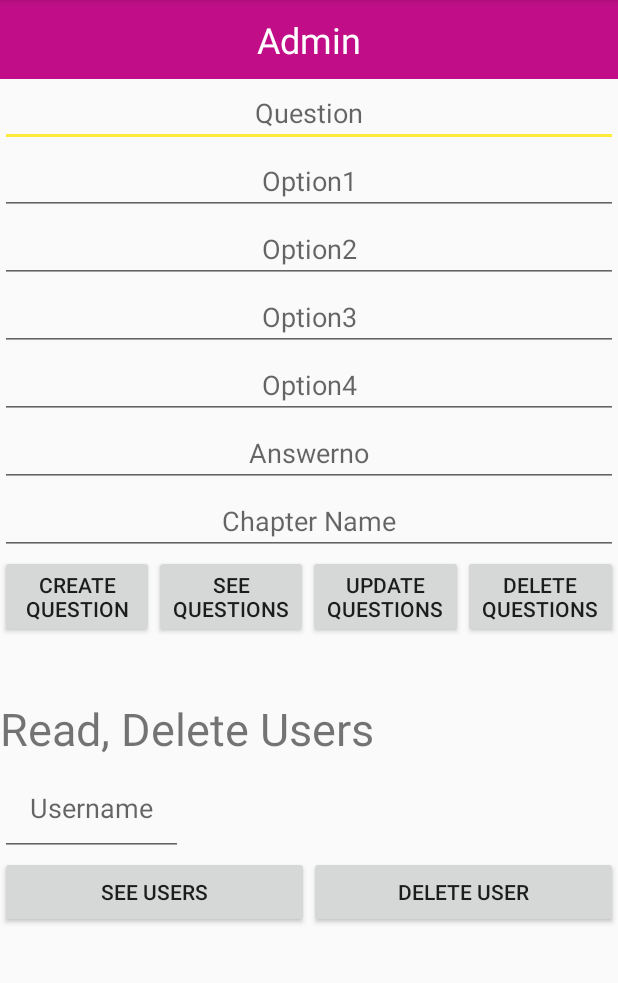
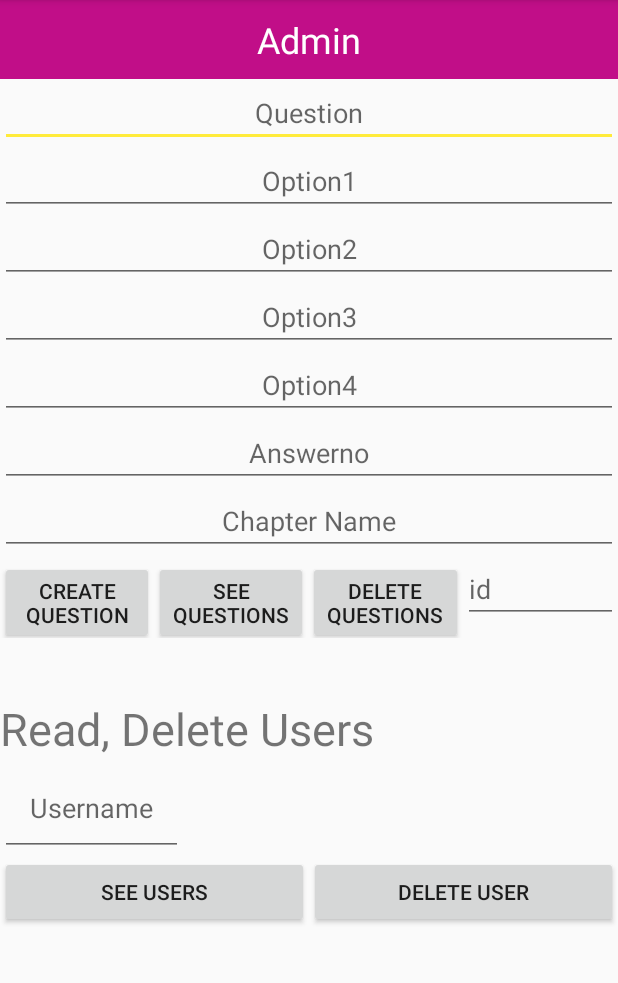
Before and after one commit to tanvirgeek/Quiz-App-Android, an Android app: the AdminActivity screen opened directly, with no data from a screen before it, after a tap on "CREATE QUESTION", on a phone screen of 412 x 824 dp, the part 84-1067 px from its top. Run offline under Robolectric (Android 15) with nearby library versions, the phone set to English and light mode, and no system bars.

Commit message:
Question CRD working, Nullexeption Error fixed, N/A edittext fixed. Proud

```diff
--- a/app/src/main/java/com/tanvirgeek/quizeexamapp/AdminActivity.java
+++ b/app/src/main/java/com/tanvirgeek/quizeexamapp/AdminActivity.java
@@ -14,7 +14,7 @@ import java.util.ArrayList;
 public class AdminActivity extends AppCompatActivity {
     Button btnCreateQuestion, btnReadQuestion, btnDeleteQuestion;
     EditText editTextQuestion, editTextOption1, editTextOption2, editTextOption3, editTextOption4,
-        editTextAnswerNo,editTextChapterNo;
+        editTextAnswerNo,editTextChapterNo, editTextDeleteId;
     QuizDbHelper db;
 
     @Override
@@ -31,6 +31,7 @@ public class AdminActivity extends AppCompatActivity {
         editTextOption4 = findViewById(R.id.editTextOption4);
         editTextAnswerNo = findViewById(R.id.editTextAnswerNo);
         editTextChapterNo = findViewById(R.id.editTextChapterNo);
+        editTextDeleteId = findViewById(R.id.deteleId);
         db = new QuizDbHelper(this);
 
         btnCreateQuestion.setOnClickListener(new View.OnClickListener() {
@@ -41,10 +42,20 @@ public class AdminActivity extends AppCompatActivity {
                 String option2 = editTextOption2.getText().toString();
                 String option3 = editTextOption3.getText().toString();
                 String option4 = editTextOption4.getText().toString();
-                Integer answerNo = Integer.parseInt(editTextAnswerNo.getText().toString());
-                String chapterName = editTextAnswerNo.getText().toString();
-                if( question != "" && option1 != "" && option2 != "" && option3 != "" && option4 != "" && answerNo!= null && chapterName != ""){
-                    Question q = new Question(question,option1,option2,option3,option4,answerNo,chapterName);
+                int answerNo =  0;
+                String regex = "[0-9]+";
+                if (!editTextAnswerNo.getText().toString().matches(regex)){
+                    answerNo =0;
+                }else {
+                    answerNo = Integer.parseInt(editTextAnswerNo.getText().toString());
+                }
+                String chapterName = editTextChapterNo.getText().toString();
+                if(!question.equalsIgnoreCase("") && !option1.equalsIgnoreCase("") &&
+                        !option2.equalsIgnoreCase("") && !option3.equalsIgnoreCase("") &&
+                        !option4.equalsIgnoreCase("") && answerNo != 0 && !chapterName.equalsIgnoreCase("")
+                ){
+                Question q = new Question(question,option1,option2,option3,option4,answerNo,chapterName);
+                    //Question q2 = new Question()
                     db.addQuestion(q);
                     Toast.makeText(AdminActivity.this,"Question Added", Toast.LENGTH_SHORT).show();
                 }else{
@@ -53,6 +64,7 @@ public class AdminActivity extends AppCompatActivity {
 
             }
         });
+
         btnReadQuestion.setOnClickListener(new View.OnClickListener() {
             @Override
             public void onClick(View v) {
@@ -62,6 +74,7 @@ public class AdminActivity extends AppCompatActivity {
                }else {
                    StringBuffer buffer = new StringBuffer();
                    for (Question q: allQuestions) {
+                       buffer.append("Id : " + q.getId() + "\n" );
                        buffer.append("Question : " + q.getQuestion() + "\n" );
                        buffer.append("Option1:  " + q.getOption1() + "\n");
                        buffer.append("Option2:  " + q.getOption2() + "\n");
@@ -82,7 +95,12 @@ public class AdminActivity extends AppCompatActivity {
         btnDeleteQuestion.setOnClickListener(new View.OnClickListener() {
             @Override
             public void onClick(View v) {
-
+                Integer deleteRows = db.deleteData(editTextDeleteId.getText().toString());
+                if(deleteRows > 0){
+                    Toast.makeText(AdminActivity.this,"Data Deleted",Toast.LENGTH_SHORT).show();
+                }else{
+                    Toast.makeText(AdminActivity.this,"Data Not Deleted",Toast.LENGTH_SHORT).show();
+                }
             }
         });
     }
--- a/app/src/main/java/com/tanvirgeek/quizeexamapp/login.java
+++ b/app/src/main/java/com/tanvirgeek/quizeexamapp/login.java
@@ -11,8 +11,8 @@ import android.widget.Toast;
 
 public class login extends AppCompatActivity {
 
-    private final String ADMIN_USERNAME = "Tadmin";
-    private final String ADMIN_PASSWORD = "T1248";
+    private final String ADMIN_USERNAME = "T";
+    private final String ADMIN_PASSWORD = "T";
     EditText editTextUsername, editTextPassword,editTextAdminUserName,editTextAdminPassword;
     Button btnLogin, btnRegister, btnAdminLogin;
     QuizDbHelper db;
--- a/app/src/main/res/layout/activity_admin.xml
+++ b/app/src/main/res/layout/activity_admin.xml
@@ -60,8 +60,7 @@
         android:layout_width="match_parent"
         android:layout_height="wrap_content"
         android:gravity="center"
-        android:hint="Chapter Name"
-        android:inputType="number"/>
+        android:hint="Chapter Name" />
 
     <LinearLayout
         android:layout_width="match_parent"
@@ -81,17 +80,18 @@
             android:layout_weight="1"
             android:text="See Questions" />
         <Button
-            android:id="@+id/btnUpdateQuestions"
-            android:layout_width="0dp"
-            android:layout_height="wrap_content"
-            android:layout_weight="1"
-            android:text="Update Questions" />
-        <Button
             android:id="@+id/btnDeleteQuestions"
             android:layout_width="0dp"
             android:layout_height="wrap_content"
             android:layout_weight="1"
             android:text="Delete Questions" />
+        <EditText
+            android:id="@+id/deteleId"
+            android:layout_width="0dp"
+            android:layout_height="wrap_content"
+            android:layout_weight="1"
+            android:hint="id"
+            android:inputType="number"/>
 
     </LinearLayout>
 
```
Also changed, not shown: app/src/main/java/com/tanvirgeek/quizeexamapp/Question.java (+9 -0 lines), app/src/main/java/com/tanvirgeek/quizeexamapp/QuizDbHelper.java (+7 -0 lines).
